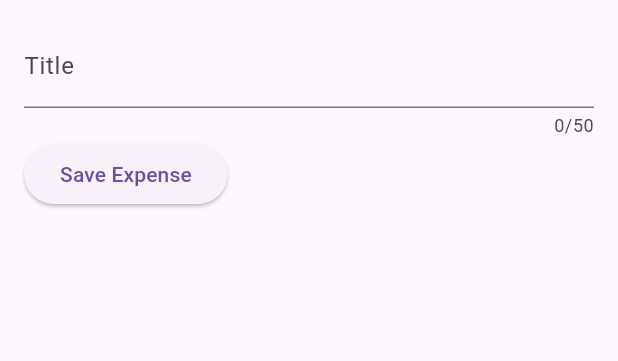
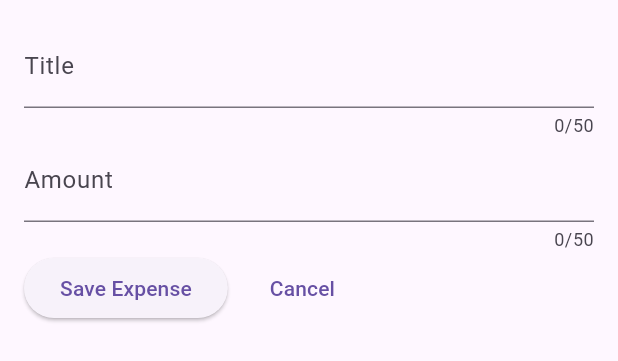
Before and after one commit to ammarelriyali/Expenses-Tracker, a Flutter app: the NewExpensesPage widget shown alone on an empty page, opened directly, on a phone screen of 412 x 824 dp. Shown: the top 361 px of the screen. Run offline on Flutter 3.47's test engine with Material 3 defaults, Android fonts, the phone set to English and light mode, and no system bars.

Commit message:
add cancel button and amount text filed

```diff
--- a/expenses_tracker/lib/Module/Expenses/Widgets/Screens/new_expenses_page.dart
+++ b/expenses_tracker/lib/Module/Expenses/Widgets/Screens/new_expenses_page.dart
@@ -12,27 +12,52 @@ class NewExpensesPage extends StatefulWidget {
 }
 
 class _NewExpensesPage extends State<NewExpensesPage> {
-  final _textEditingController = TextEditingController();
+  final _titleTextController = TextEditingController();
+  final _amountTextController = TextEditingController();
 
   @override
   void dispose() {
-    _textEditingController.dispose();
+    _titleTextController.dispose();
+    _amountTextController.dispose();
     super.dispose();
   }
 
   @override
   Widget build(BuildContext context) {
-    return  Padding(
+    return Padding(
       padding: const EdgeInsets.all(ThemeConstants.defaultPadding),
       child: Column(
         children: [
-          TextField(controller: _textEditingController,
-            maxLength: NewExpenseConstants.expenseNameTextLength,
+          TextField(
+            controller: _titleTextController,
+            maxLength: NewExpenseConstants.expenseTitleTextLength,
             decoration: const InputDecoration(
-                label: Text(NewExpenseConstants.expenseNameText)),
+                label: Text(NewExpenseConstants.expenseTitleText)),
+          ),
+          TextField(
+            controller: _amountTextController,
+            keyboardType: TextInputType.number,
+            maxLength: NewExpenseConstants.expenseTitleTextLength,
+            decoration: const InputDecoration( prefixText: "\$ ",
+                label: Text(NewExpenseConstants.expenseAmountText)),
           ),
           Row(
-            children: [ElevatedButton(onPressed: (){print(_textEditingController.text);}, child: const Text(NewExpenseConstants.expenseNameSaveButton))],
+            children: [
+
+              ElevatedButton(
+                  onPressed: () {
+                    print(_titleTextController.text);
+                    print(_amountTextController.text);
+                  },
+                  child: const Text(NewExpenseConstants.expenseSaveButton)),
+                  const SizedBox(width: ThemeConstants.defaultSpacingHorizontal),
+              TextButton(
+                  onPressed: () {
+                    Navigator.pop(context);
+                  },
+                  child:
+                      const Text(NewExpenseConstants.expenseCancelButton))
+            ],
           )
         ],
       ),
--- a/expenses_tracker/lib/Util/Constants/expenses/new_expense_constants.dart
+++ b/expenses_tracker/lib/Util/Constants/expenses/new_expense_constants.dart
@@ -1,5 +1,7 @@
 class NewExpenseConstants {
-  static const expenseNameTextLength = 50;
-  static const expenseNameText = "Title";
-  static const expenseNameSaveButton = "Save Expense";
+  static const expenseTitleTextLength = 50;
+  static const expenseTitleText = "Title";
+  static const expenseAmountText = "Amount";
+  static const expenseSaveButton = "Save Expense";
+  static const expenseCancelButton = "Cancel";
 }
```
